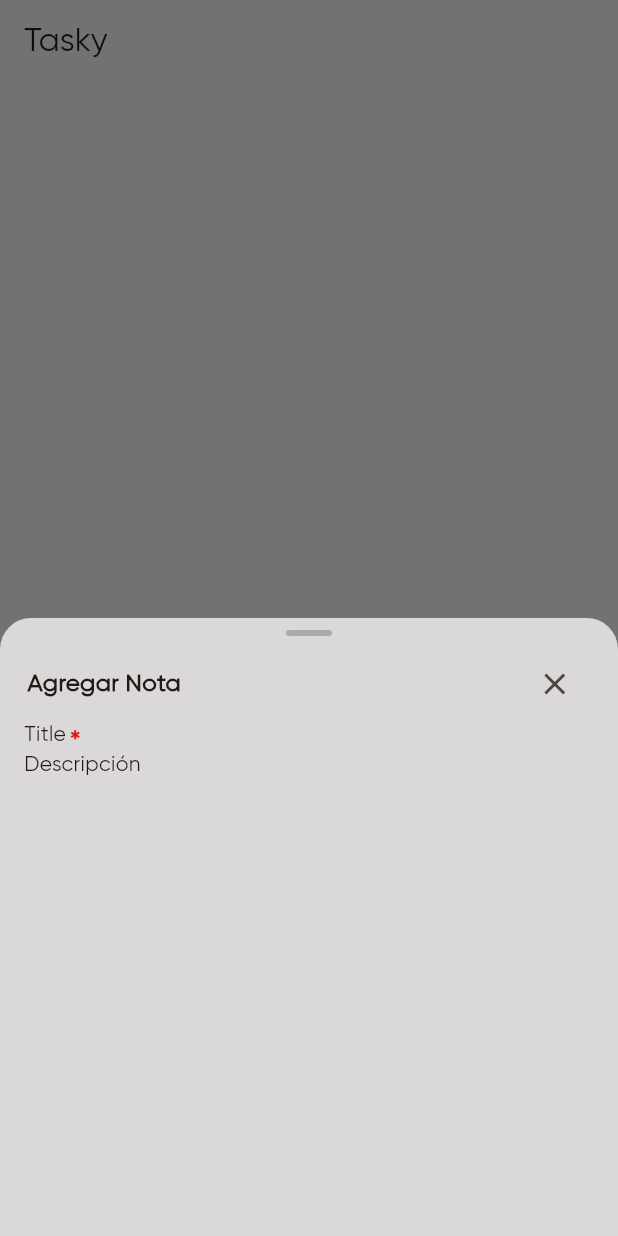
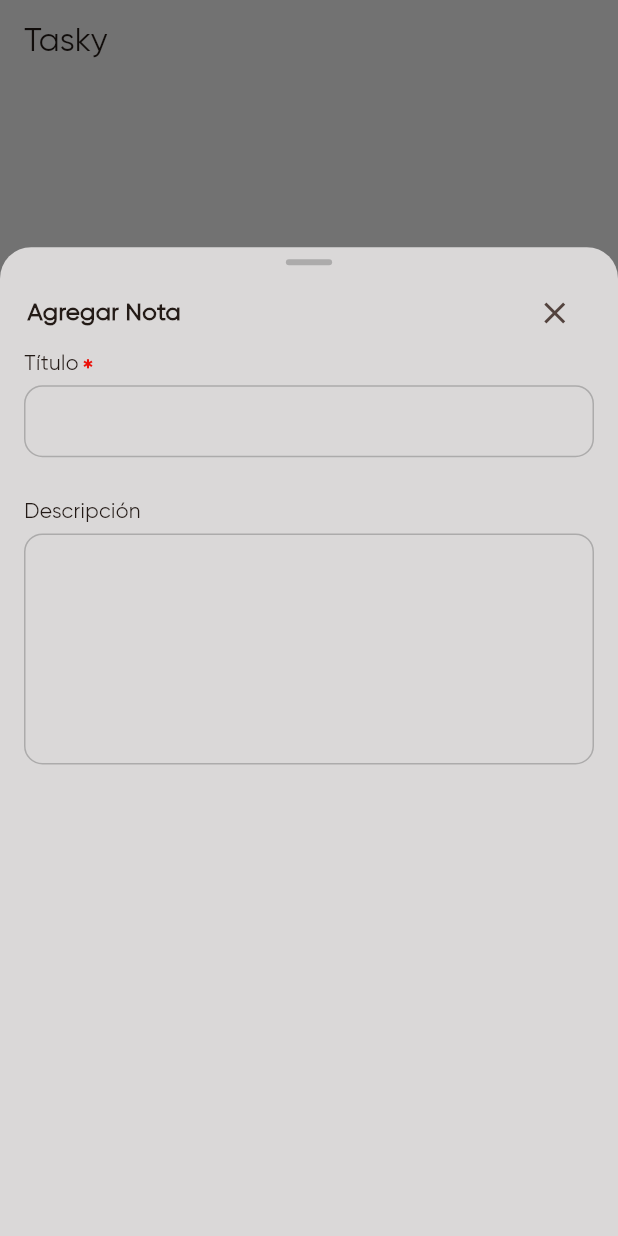
Before and after one commit to jesus07098/task_app, a Flutter app: the screen it shows after launch, after a tap on the "add" icon, on a phone screen of 412 x 824 dp. Run offline on Flutter 3.47's test engine with Material 3 defaults, Android fonts, the phone set to English and light mode, and no system bars; our stand-ins replace bloc, equatable, flutter_bloc, get_it, isar; accounts and stored records are empty; generated files the repository leaves out were written again.

Commit message:
feat(task): draggable to add a note added

```diff
--- a/lib/features/tasks/presentation/ui/screens/main_screen.dart
+++ b/lib/features/tasks/presentation/ui/screens/main_screen.dart
@@ -3,6 +3,8 @@ import 'package:task_app/core/utils/extensions/context_extension.dart';
 import 'package:task_app/features/tasks/presentation/blocs/tasks/task_bloc.dart';
 import 'package:flutter_bloc/flutter_bloc.dart';
 import 'package:task_app/features/tasks/presentation/ui/molecules/draggable_header_general.dart';
+import 'package:task_app/shared/presentation/ui/atoms/textformfield_custom.dart';
+import 'package:task_app/shared/presentation/ui/atoms/textformfield_multiline.dart';
 
 import '../../../../../shared/presentation/ui/ui.dart';
 import '../atoms/label.dart';
@@ -45,9 +47,9 @@ class _MainScreenState extends State<MainScreen> {
             onPressed: () {
               context.showModalBottomSheetCustom(
                   widget: DraggableScrollableSheet(
-                      minChildSize: 0.5,
-                      initialChildSize: 0.5,
-                      maxChildSize: 0.5,
+                      minChildSize: 0.8,
+                      initialChildSize: 0.8,
+                      maxChildSize: 0.8,
                       expand: false,
                       builder: (context, scrollController) => const Column(
                             crossAxisAlignment: CrossAxisAlignment.start,
@@ -61,15 +63,21 @@ class _MainScreenState extends State<MainScreen> {
                                       padding: EdgeInsets.symmetric(
                                           horizontal: AppSizes.s16),
                                       child: Column(
-                                        crossAxisAlignment: CrossAxisAlignment.start,
+                                        crossAxisAlignment:
+                                            CrossAxisAlignment.start,
                                         children: [
                                           LabelField(
-                                            text: 'Title',
+                                            text: 'Título',
                                             isRequiredField: true,
+                                          ),
+                                          TextFormFieldCustom(),
+                                          SizedBox(
+                                            height: AppSizes.s10,
                                           ),
                                           LabelField(
                                             text: 'Descripción',
-                                          )
+                                          ),
+                                           TextFormFieldArea(),
                                         ],
                                       ))),
                             ],
--- /dev/null
+++ b/lib/shared/presentation/ui/atoms/textformfield_custom.dart
@@ -0,0 +1,196 @@
+import 'package:flutter/material.dart';
+import 'package:flutter/services.dart';
+
+import 'package:task_app/shared/presentation/ui/foundations/colors_foundation.dart';
+
+import '../../../../features/tasks/presentation/ui/atoms/label.dart';
+import '../tokens/tokens.dart';
+
+class TextFormFieldCustom extends StatelessWidget {
+  const TextFormFieldCustom(
+      {super.key,
+      this.hinttext,
+      this.validator,
+      this.controller,
+      this.onChanged,
+      this.initialValue,
+      this.readOnly = false,
+      this.maxLength,
+      this.obscureText = false,
+      this.horizontalPadding = AppSizes.s14,
+      this.verticalPadding = AppSizes.s14,
+      this.suffix,
+      this.prefixIcon,
+      this.suffixIcon,
+      this.inputFormatters,
+      this.fontSizeLabel = AppSizes.s12,
+      this.keyboardType,
+      this.textAlign = TextAlign.start,
+      this.autovalidateMode,
+      this.focusNode,
+      this.onTap,
+      this.onTapOutside,
+      this.enableInteractiveSelection,
+      this.errorText,
+      this.fontSize = AppSizes.s12,
+      this.borderRadius = AppSizes.s12,
+      this.marginBottom = AppSizes.s16,
+      this.marginTop = 0.0,
+      this.marginLeft = 0.0,
+      this.marginRight = 0.0,
+      this.isRequiredLabel = true,
+      this.isHiddenField = false,
+      this.isRequiredField = false,
+      this.label = '',
+      this.fillColor,
+      this.maxLines = 1,
+      this.isDense,
+      this.counterText,
+      this.prefix,
+      this.autofocus = false,
+      this.enabled = true})
+      : assert(errorText == null || validator == null,
+            'The errorText and Validator not empty');
+
+  final String? hinttext;
+  final TextInputType? keyboardType;
+  final dynamic controller;
+  final String? Function(String?)? validator;
+  final void Function(String)? onChanged;
+  final String? initialValue;
+  final bool readOnly;
+  final int? maxLength;
+  final bool obscureText;
+  final double horizontalPadding;
+  final double verticalPadding;
+  final Widget? suffix;
+  final Widget? prefixIcon;
+  final Widget? suffixIcon;
+  final List<TextInputFormatter>? inputFormatters;
+  final double? fontSizeLabel;
+  final void Function()? onTap;
+  final TextAlign textAlign;
+  final AutovalidateMode? autovalidateMode;
+  final FocusNode? focusNode;
+  final String? errorText;
+  final bool? enableInteractiveSelection;
+  final double fontSize;
+  final double borderRadius;
+  final double marginBottom;
+  final double marginLeft;
+  final double marginRight;
+  final double marginTop;
+  final void Function(PointerDownEvent)? onTapOutside;
+  final bool? isRequiredLabel;
+  final bool? isRequiredField;
+  final String? label;
+  final int? maxLines;
+  final bool isHiddenField;
+  final Color? fillColor;
+  final bool autofocus;
+  final bool? isDense;
+  final String? counterText;
+  final bool enabled;
+  final Widget? prefix;
+
+  @override
+  Widget build(BuildContext context) {
+    return Visibility(
+      visible: !isHiddenField,
+      child: Padding(
+        padding: EdgeInsets.only(
+            bottom: marginBottom,
+            left: marginLeft,
+            right: marginRight,
+            top: marginTop),
+        child: Column(
+          mainAxisSize: MainAxisSize.min,
+          mainAxisAlignment: MainAxisAlignment.start,
+          crossAxisAlignment: CrossAxisAlignment.start,
+          children: [
+            const SizedBox(height: AppSizes.s4),
+            Visibility(
+              visible: label == '' ? false : true,
+              child: Column(
+                mainAxisSize: MainAxisSize.min,
+                children: [
+                  LabelField(
+                    text: label!,
+                    isRequiredField: isRequiredField!,
+                    isRequiredLabel: isRequiredLabel!,
+                  ),
+                  const SizedBox(height: AppSizes.s8),
+                ],
+              ),
+            ),
+            TextFormField(
+              autofocus: autofocus,
+              onTap: onTap,
+              onTapOutside: onTapOutside,
+              focusNode: focusNode,
+              style: AppFont.getRegularStyle(fontSize: fontSize),
+              readOnly: readOnly,
+              maxLines: obscureText == false ? maxLines : 1,
+              textAlign: textAlign,
+              keyboardType: keyboardType,
+              controller: (controller != null) ? controller : null,
+              validator: validator,
+              initialValue: initialValue,
+              obscureText: obscureText,
+              autovalidateMode: autovalidateMode,
+              inputFormatters: inputFormatters,
+              enableInteractiveSelection: enableInteractiveSelection,
+              decoration: InputDecoration(
+                fillColor: ColorsFoundation.bgTextField,
+                errorText: errorText,
+                prefixIcon: prefixIcon,
+                prefix: prefix,
+                suffix: suffix,
+                suffixIcon: suffixIcon,
+                counterText: counterText,
+                isDense: isDense,
+                filled: true,
+                contentPadding: EdgeInsets.symmetric(
+                    vertical: verticalPadding, horizontal: horizontalPadding),
+                hintText: hinttext,
+                labelStyle: TextStyle(fontSize: fontSizeLabel),
+                border: OutlineInputBorder(
+                    borderRadius: BorderRadius.circular(borderRadius),
+                    borderSide: const BorderSide(
+                        color: ColorsFoundation.textFieldBorder)),
+                enabled: enabled,
+                prefixIconConstraints:
+                    const BoxConstraints(minWidth: 40, minHeight: 14),
+                disabledBorder: OutlineInputBorder(
+                  borderRadius: BorderRadius.circular(borderRadius),
+                ),
+                enabledBorder: OutlineInputBorder(
+                  borderSide:
+                      const BorderSide(color: ColorsFoundation.textFieldBorder),
+                  borderRadius: BorderRadius.circular(borderRadius),
+                ),
+                errorBorder: OutlineInputBorder(
+                  borderRadius: BorderRadius.circular(borderRadius),
+                  borderSide: const BorderSide(
+                    color: ColorsFoundation.statusDanger,
+                  ),
+                ),
+                errorMaxLines: 2,
+                focusedBorder: OutlineInputBorder(
+                  borderSide: const BorderSide(
+                    color: ColorsFoundation.seedColor,
+                  ),
+                  borderRadius: BorderRadius.circular(borderRadius),
+                ),
+                focusedErrorBorder: OutlineInputBorder(
+                  borderRadius: BorderRadius.circular(borderRadius),
+                ),
+              ),
+              onChanged: onChanged,
+            ),
+          ],
+        ),
+      ),
+    );
+  }
+}
--- /dev/null
+++ b/lib/shared/presentation/ui/atoms/textformfield_multiline.dart
@@ -0,0 +1,41 @@
+import 'package:flutter/material.dart';
+
+import '../tokens/tokens.dart';
+import 'textformfield_custom.dart';
+
+class TextFormFieldArea extends StatelessWidget {
+  const TextFormFieldArea(
+      {super.key,
+      this.validator,
+      this.isRequiredLabel = true,
+      this.isHiddenField = false,
+      this.isRequiredField = false,
+      this.label = '',
+      this.readOnly = false,
+      this.onChanged});
+
+  final String? Function(String?)? validator;
+  final bool? isRequiredField;
+  final void Function(String)? onChanged;
+  final bool isHiddenField;
+  final bool? isRequiredLabel;
+  final String? label;
+  final bool readOnly;
+
+  @override
+  Widget build(BuildContext context) {
+    return Visibility(
+      visible: !isHiddenField,
+      child: TextFormFieldCustom(
+          maxLines: 7,
+          maxLength: 1000,
+          horizontalPadding: AppSizes.s8,
+          label: label,
+          isRequiredField: isRequiredField,
+          isRequiredLabel: isRequiredLabel,
+          readOnly: readOnly,
+          validator: validator,
+          onChanged: onChanged),
+    );
+  }
+}
--- a/lib/shared/presentation/ui/foundations/colors_foundation.dart
+++ b/lib/shared/presentation/ui/foundations/colors_foundation.dart
@@ -9,5 +9,7 @@ class ColorsFoundation {
   static const Color bgScaffold = AppColors.neutral50;
   static const Color bgDraggableSheet = AppColors.neutral100;
   static const Color dragHandle = AppColors.neutral300;
+  static const Color textFieldBorder = AppColors.neutral300;
+  static const Color bgTextField = AppColors.neutral100;
   static const Color statusDanger = AppColors.red500;
 }
--- a/lib/shared/presentation/ui/tokens/app_colors.dart
+++ b/lib/shared/presentation/ui/tokens/app_colors.dart
@@ -7,6 +7,7 @@ class AppColors {
   static const Color neutral50 = Color(0xFFF8F8F8);
   static const Color neutral100 = Color(0xFFDAD8D8);
   static const Color neutral300 = Color(0xFFACABAB);
+  static const Color neutral500 = Color(0xFF8B8B8B);
 
   //Orange Scale
   static const Color brandOrange = Color(0xFFFC5D01);
```
Also changed, not shown: 1 other file.
